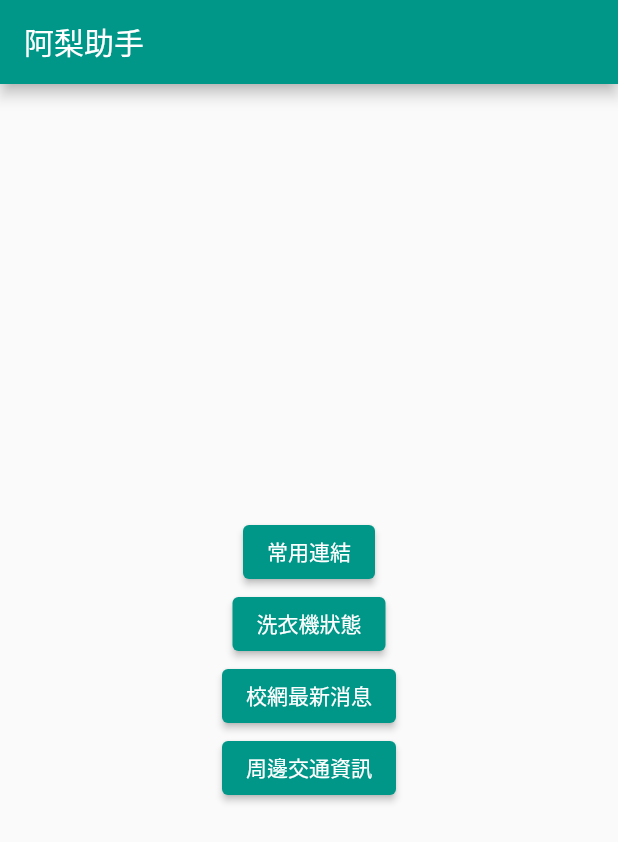
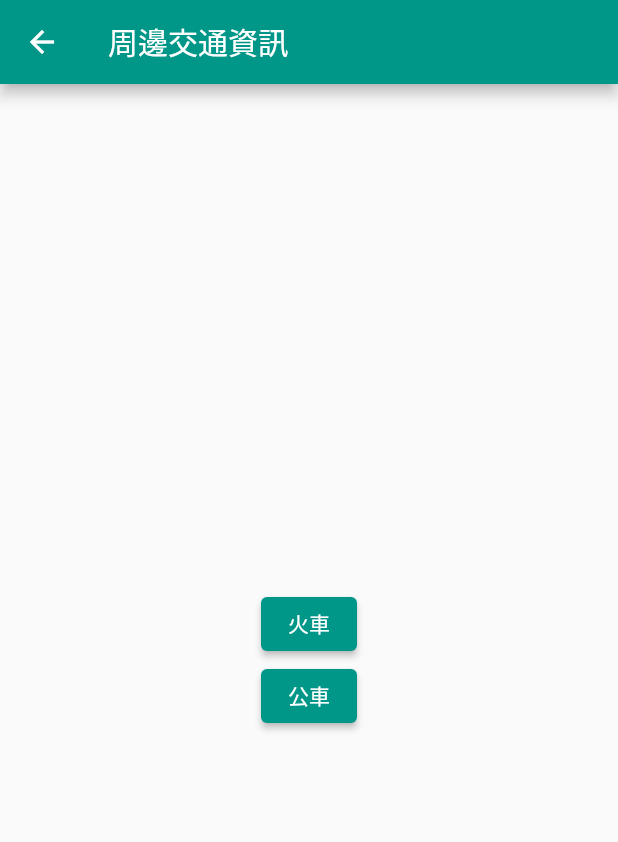
Before and after one commit to syzygy608/AhriProjectAPP, a Flutter app: the screen it shows after launch, after a tap on "周邊交通資訊", on a phone screen of 412 x 824 dp. Shown: the top 842 px of the screen. Run offline on Flutter 3.47's test engine with Material 2 defaults, Android fonts, the phone set to English and light mode, and no system bars.

Commit message:
feat: add bus page

```diff
--- a/lib/main.dart
+++ b/lib/main.dart
@@ -1,4 +1,5 @@
 import 'package:flutter/material.dart';
+import 'transport.dart';
 
 void main() {
   runApp(const MyApp());
@@ -53,9 +54,15 @@ class _MyHomePageState extends State<MyHomePage> {
                 child: const Text('校網最新消息'),
               ),
               ElevatedButton(
-                onPressed: () {},
+                onPressed: () {
+                  Navigator.push(
+                    context,
+                    MaterialPageRoute(builder: (context) => const TransportPage()),
+                  );
+                },
                 child: const Text('周邊交通資訊'),
               ),
+
             ],
           ),
         ),
--- /dev/null
+++ b/lib/transport.dart
@@ -0,0 +1,30 @@
+import 'package:flutter/material.dart';
+
+
+class TransportPage extends StatelessWidget {
+  const TransportPage({super.key});
+
+  @override
+  Widget build(BuildContext context) {
+    return Scaffold(
+      appBar: AppBar(
+        title: const Text('周邊交通資訊'),
+      ),
+      body: Center(
+        child: Column(
+          mainAxisAlignment: MainAxisAlignment.center,
+          children: <Widget>[
+            ElevatedButton(
+              onPressed: () {},
+              child: const Text('火車'),
+            ),
+            ElevatedButton(
+              onPressed: () {},
+              child: const Text('公車'),
+            ),
+          ],
+        ),
+      ),
+    );
+  }
+}
```
